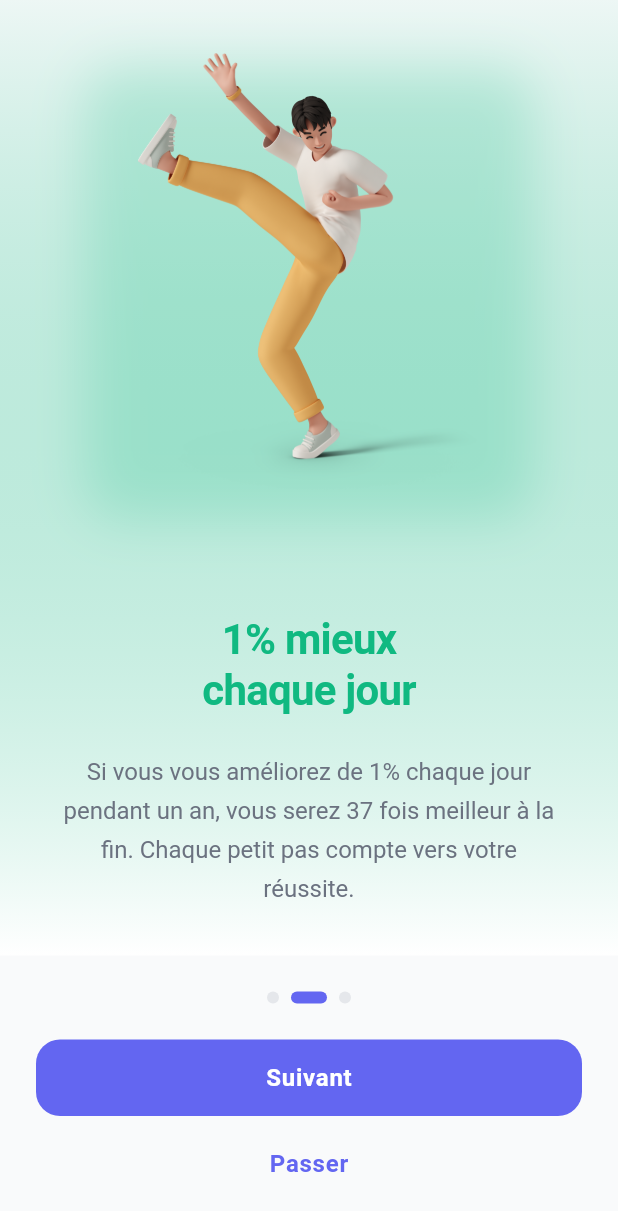
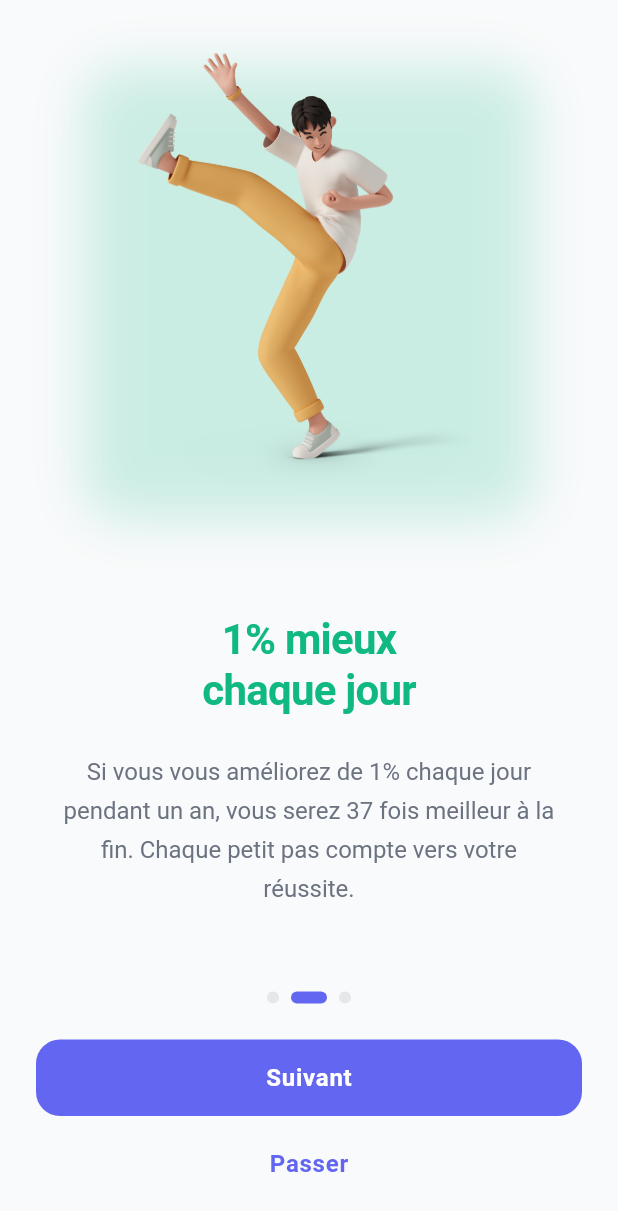
Before and after one commit to Rahim10020/atomic_habits_mobile, a Flutter app: the screen it shows after launch, swiped to page 2, on a phone screen of 412 x 824 dp. Shown: the top 1211 px of the screen. Run offline on Flutter 3.47's test engine with Material 3 defaults, Android fonts, the phone set to English and light mode, and no system bars; our stand-ins replace drift, fl_chart, flutter_local_notifications, flutter_riverpod, flutter_svg, flutter_timezone and 6 more; accounts and stored records are empty; generated files the repository leaves out were written again.

Commit message:
amelioration du design de la page de onboarding

```diff
--- a/lib/core/router/app_router.dart
+++ b/lib/core/router/app_router.dart
@@ -23,14 +23,14 @@ class AppRouter {
 
   static GoRouter router(WidgetRef ref) {
     return GoRouter(
-      initialLocation: home,
-      redirect: (context, state) {
-        final isFirstLaunchAsync = ref.watch(firstLaunchProvider);
-        return isFirstLaunchAsync.maybeWhen(
-          data: (isFirstLaunch) => isFirstLaunch ? onboarding : null,
-          orElse: () => null,
-        );
-      },
+      initialLocation: onboarding, // Temporairement pour voir l'onboarding
+      // redirect: (context, state) {
+      //   final isFirstLaunchAsync = ref.watch(firstLaunchProvider);
+      //   return isFirstLaunchAsync.maybeWhen(
+      //     data: (isFirstLaunch) => isFirstLaunch ? onboarding : null,
+      //     orElse: () => null,
+      //   );
+      // },
       routes: [
         GoRoute(
           path: onboarding,
--- a/lib/presentation/screens/onboarding/onboarding_screen.dart
+++ b/lib/presentation/screens/onboarding/onboarding_screen.dart
@@ -22,7 +22,7 @@ class _OnboardingScreenState extends ConsumerState<OnboardingScreen> {
 
   final List<OnboardingPage> _pages = [
     OnboardingPage(
-      title: 'Bienvenue dans\nAtomic Habits',
+      title: 'Bienvenue dans\nbecome.',
       description:
           'Transformez votre vie avec de petites habitudes qui font une grande différence. Commencez dès aujourd\'hui votre parcours vers une meilleure version de vous-même.',
       imagePath: 'assets/images/working.png',
@@ -138,15 +138,7 @@ class _OnboardingScreenState extends ConsumerState<OnboardingScreen> {
   }
 
   Widget _buildPage(OnboardingPage page) {
-    return Container(
-      decoration: BoxDecoration(
-        gradient: LinearGradient(
-          begin: Alignment.topCenter,
-          end: Alignment.bottomCenter,
-          colors: [page.color.withValues(alpha: 0.05), Colors.white],
-        ),
-      ),
-      child: Padding(
+    return Padding(
       padding: const EdgeInsets.symmetric(
         horizontal: AppConstants.paddingLarge,
         vertical: AppConstants.paddingMedium,
@@ -229,7 +221,6 @@ class _OnboardingScreenState extends ConsumerState<OnboardingScreen> {
           ),
         ],
       ),
-      ),
     );
   }
 
```
Lines whose indentation alone changed are shown as unchanged.
